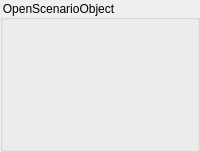
Above: src/OpenCOVER/DrivingSim/oddlot/src/settings/widgets/oscObjectsettings.ui from hlrs-vis/covise before the change. Below: the same form after it.
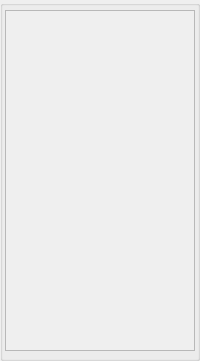
That is the form after the change.

Commit message: assigned OpenScenario objects to ODDLOT data elements

What changed in the file:
```diff
--- a/src/OpenCOVER/DrivingSim/oddlot/src/settings/widgets/oscObjectsettings.ui
+++ b/src/OpenCOVER/DrivingSim/oddlot/src/settings/widgets/oscObjectsettings.ui
@@ -7,7 +7,7 @@
     <x>0</x>
     <y>0</y>
     <width>200</width>
-    <height>152</height>
+    <height>361</height>
    </rect>
   </property>
   <property name="sizePolicy">
@@ -19,7 +19,7 @@
   <property name="minimumSize">
    <size>
     <width>0</width>
-    <height>0</height>
+    <height>152</height>
    </size>
   </property>
   <property name="windowTitle">
@@ -54,7 +54,7 @@
       </sizepolicy>
      </property>
      <property name="title">
-      <string>OpenScenarioObject</string>
+      <string/>
      </property>
      <layout class="QGridLayout" name="objectGridLayout">
       <property name="leftMargin">
@@ -63,6 +63,29 @@
       <property name="rightMargin">
        <number>4</number>
       </property>
+      <item row="1" column="0" colspan="2">
+       <widget class="QScrollArea" name="scrollArea">
+        <property name="verticalScrollBarPolicy">
+         <enum>Qt::ScrollBarAsNeeded</enum>
+        </property>
+        <property name="horizontalScrollBarPolicy">
+         <enum>Qt::ScrollBarAlwaysOff</enum>
+        </property>
+        <property name="widgetResizable">
+         <bool>true</bool>
+        </property>
+        <widget class="QWidget" name="scrollAreaWidgetContents">
+         <property name="geometry">
+          <rect>
+           <x>0</x>
+           <y>0</y>
+           <width>188</width>
+           <height>339</height>
+          </rect>
+         </property>
+        </widget>
+       </widget>
+      </item>
      </layout>
     </widget>
    </item>
```
The commit also changes 17 other files.
